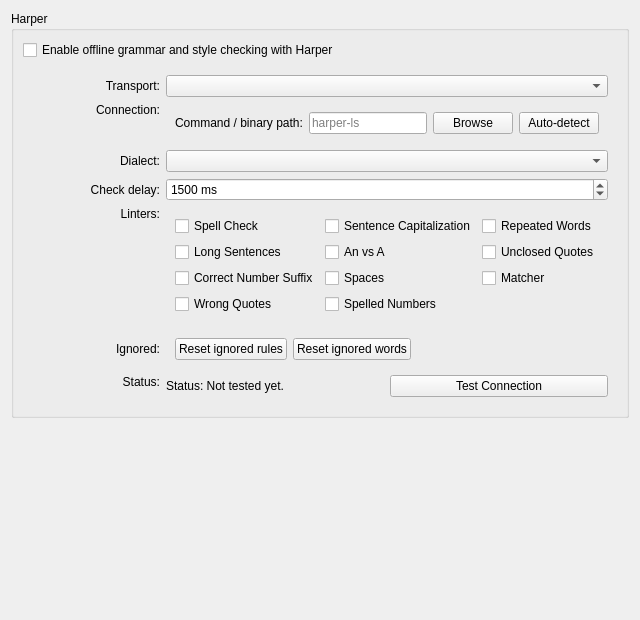
Qt form src/widgets/settings/harpersettingswidget.ui (dwongdev/QOwnNotes) before a commit.
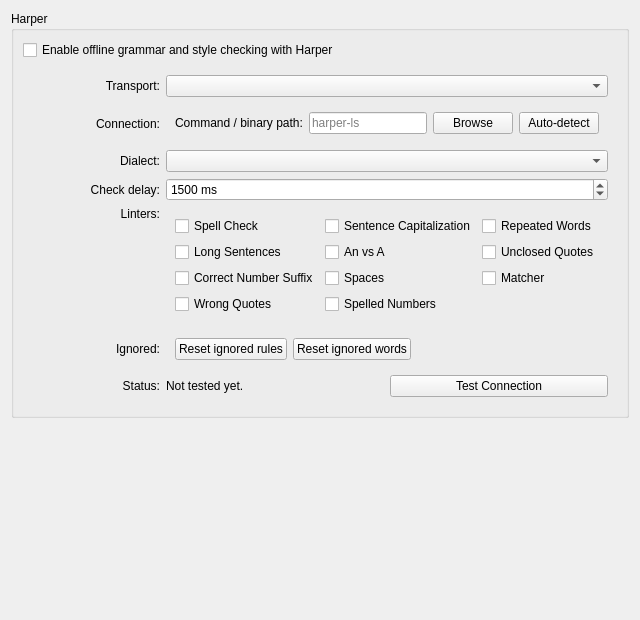
The same form after that commit.

Commit message: #3576 harper: fix some glitches in the settings UI

What changed in the file:
```diff
--- a/src/widgets/settings/harpersettingswidget.ui
+++ b/src/widgets/settings/harpersettingswidget.ui
@@ -37,7 +37,7 @@
          <item row="1" column="0">
           <widget class="QLabel" name="harperConnectionLabel">
            <property name="text"><string>Connection:</string></property>
-           <property name="alignment"><set>Qt::AlignmentFlag::AlignRight|Qt::AlignmentFlag::AlignTrailing|Qt::AlignmentFlag::AlignTop</set></property>
+            <property name="alignment"><set>Qt::AlignmentFlag::AlignRight|Qt::AlignmentFlag::AlignTrailing|Qt::AlignmentFlag::AlignVCenter</set></property>
           </widget>
          </item>
           <item row="1" column="1" colspan="2">
@@ -91,8 +91,8 @@
          </item>
          <item row="5" column="0"><widget class="QLabel" name="harperIgnoredLabel"><property name="text"><string>Ignored:</string></property><property name="alignment"><set>Qt::AlignmentFlag::AlignRight|Qt::AlignmentFlag::AlignTrailing|Qt::AlignmentFlag::AlignVCenter</set></property></widget></item>
          <item row="5" column="1" colspan="2"><widget class="QWidget" name="harperIgnoredWidget" native="true"><layout class="QHBoxLayout" name="horizontalLayout_harperIgnored"><item><widget class="QPushButton" name="harperResetIgnoredRulesButton"><property name="text"><string>Reset ignored rules</string></property></widget></item><item><widget class="QPushButton" name="harperResetIgnoredWordsButton"><property name="text"><string>Reset ignored words</string></property></widget></item><item><spacer name="horizontalSpacer_harperIgnored"><property name="orientation"><enum>Qt::Horizontal</enum></property><property name="sizeHint" stdset="0"><size><width>40</width><height>20</height></size></property></spacer></item></layout></widget></item>
-          <item row="6" column="0"><widget class="QLabel" name="harperStatusTextLabel"><property name="text"><string>Status:</string></property><property name="alignment"><set>Qt::AlignmentFlag::AlignRight|Qt::AlignmentFlag::AlignTrailing|Qt::AlignmentFlag::AlignTop</set></property></widget></item>
-          <item row="6" column="1"><widget class="QLabel" name="harperStatusLabel"><property name="wordWrap"><bool>true</bool></property><property name="text"><string>Status: Not tested yet.</string></property></widget></item>
+          <item row="6" column="0"><widget class="QLabel" name="harperStatusTextLabel"><property name="text"><string>Status:</string></property><property name="alignment"><set>Qt::AlignmentFlag::AlignRight|Qt::AlignmentFlag::AlignTrailing|Qt::AlignmentFlag::AlignVCenter</set></property></widget></item>
+          <item row="6" column="1"><widget class="QLabel" name="harperStatusLabel"><property name="alignment"><set>Qt::AlignmentFlag::AlignLeading|Qt::AlignmentFlag::AlignLeft|Qt::AlignmentFlag::AlignVCenter</set></property><property name="wordWrap"><bool>true</bool></property><property name="text"><string>Not tested yet.</string></property></widget></item>
           <item row="6" column="2"><widget class="QPushButton" name="harperTestConnectionButton"><property name="text"><string>Test Connection</string></property></widget></item>
          </layout>
         </widget>
```
Lines whose indentation alone changed are shown as unchanged. The commit also changes 2 other files.
